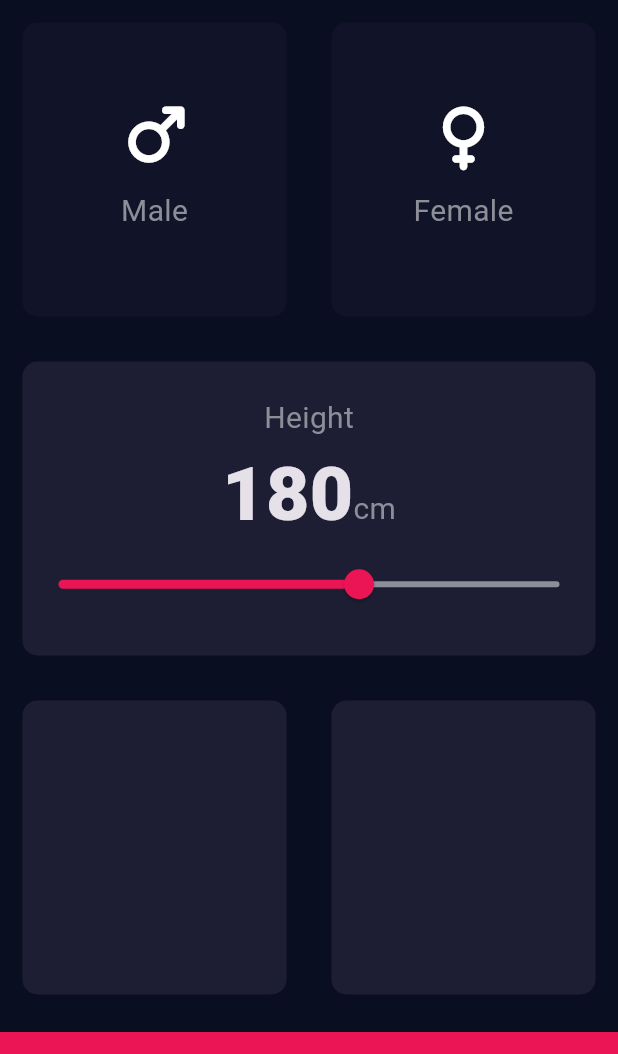
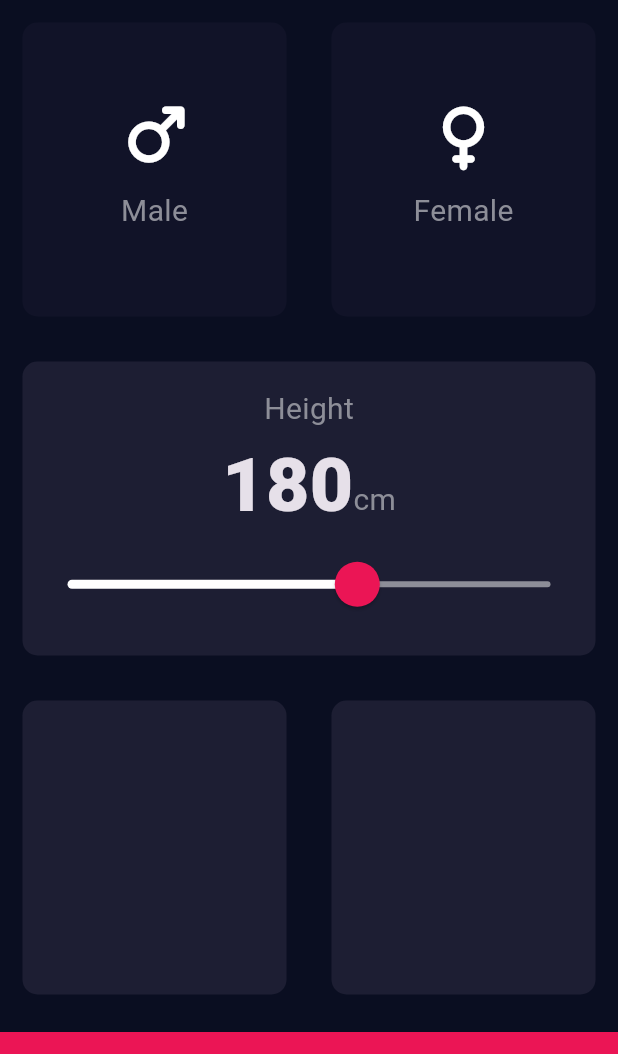
Before and after one commit to oscarmwangangi/Bmi, a Flutter app: the screen it shows after launch, on a phone screen of 412 x 824 dp, the part 84-1138 px from its top. Run offline on Flutter 3.47's test engine with Material 3 defaults, Android fonts, the phone set to English and light mode, and no system bars; our stand-ins replace font_awesome_flutter.

Commit message:
customizing slider

```diff
--- a/lib/input_data.dart
+++ b/lib/input_data.dart
@@ -73,17 +73,25 @@ class _InputPageState extends State<InputPage> {
                       Text('cm', style: kLableTextStyle,)
                     ],
                   ),
-                  Slider
+                  SliderTheme(
+                    data: SliderTheme.of(context).copyWith(
+                        inactiveTrackColor: Color(0xFF8D8E98),
+                      activeTrackColor: Colors.white,
+                      thumbColor: Color(0xFFEB1555),
+                      overlayColor: Color(0x29EB1555),
+                      thumbShape: RoundSliderThumbShape(enabledThumbRadius: 15.0),
+                      overlayShape: RoundSliderOverlayShape(overlayRadius: 30)
+                    ),
+                    child: Slider
                       (value: height.toDouble(),
                         min: 120.0,
                         max: 220.0,
-                      activeColor: Color(0xFFEB1555),
-                      inactiveColor: Color(0xFF8D8E98),
                         onChanged: (double newValue){
                         setState(() {
                           height = newValue.toInt();
                         });
-                  })
+                    }),
+                  )
                 ],
 
               ),
```
Lines whose indentation alone changed are shown as unchanged.
